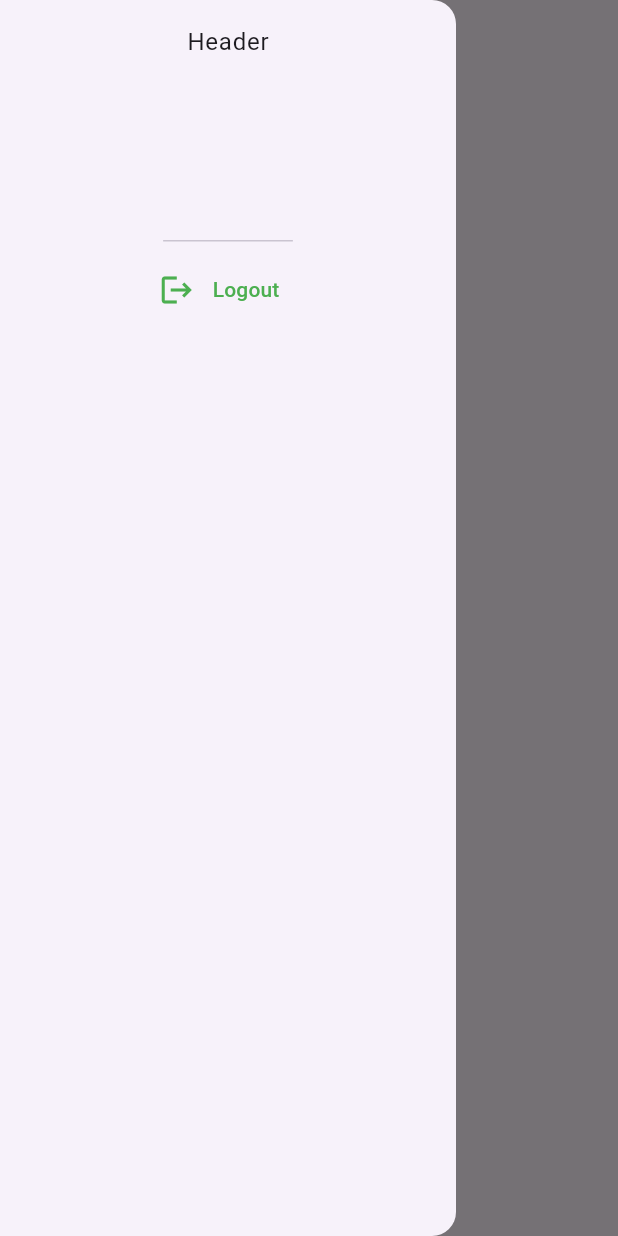
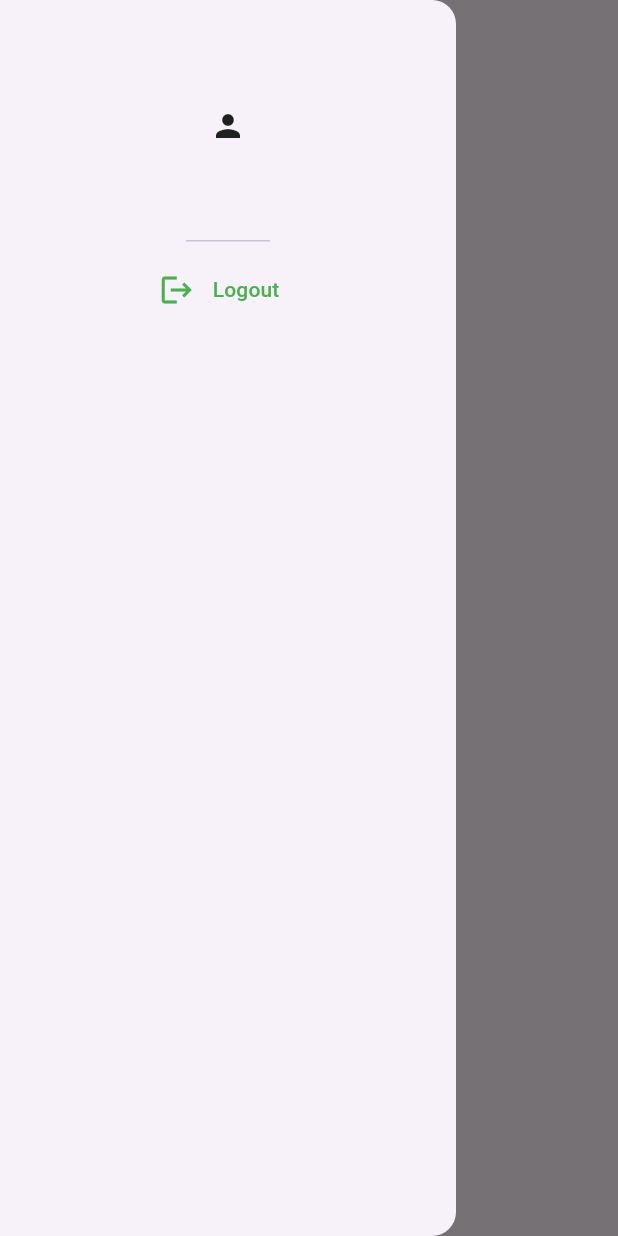
Before and after one commit to Jaydeepsinh-Devda/dio_api_calling, a Flutter app: the HomeScreen screen opened directly, with the side drawer open, on a phone screen of 412 x 824 dp. Run offline on Flutter 3.47's test engine with Material 3 defaults, Android fonts, the phone set to English and light mode, and no system bars; our stand-ins replace bloc, dio, equatable, flutter_bloc, freezed_annotation, get_it and 2 more; accounts and stored records are empty; generated files the repository leaves out were written again; network calls fail.

Commit message:
all done

```diff
--- a/lib/models/user_model.dart
+++ b/lib/models/user_model.dart
@@ -23,8 +23,8 @@ class Datum with _$Datum {
   const factory Datum({
     required int id,
     required String email,
-    required String? firstName,
-    required String? lastName,
+    @JsonKey(name: 'first_name') required String? firstName,
+    @JsonKey(name: 'last_name') required String? lastName,
     required String avatar,
   }) = _Datum;
 
--- a/lib/view/home/bloc/home_event.dart
+++ b/lib/view/home/bloc/home_event.dart
@@ -12,7 +12,9 @@ class GetUsersListEvent extends HomeEvent {}
 class GetPostByUserID extends HomeEvent {
   final int userId;
 
-  const GetPostByUserID({required this.userId});
+  const GetPostByUserID({
+    required this.userId,
+  });
 
   @override
   List<Object?> get props => [userId];
--- a/lib/view/home/bloc/home_state.dart
+++ b/lib/view/home/bloc/home_state.dart
@@ -15,7 +15,9 @@ class HomeLoadingState extends HomeState {}
 class OnUsersListLoadedState extends HomeState {
   final List<Datum> list;
 
-  const OnUsersListLoadedState({required this.list});
+  const OnUsersListLoadedState({
+    required this.list,
+  });
 
   @override
   List<Object?> get props => [list, identityHashCode(this)];
@@ -24,7 +26,9 @@ class OnUsersListLoadedState extends HomeState {
 class OnUsersListErrorState extends HomeState {
   final String message;
 
-  const OnUsersListErrorState({required this.message});
+  const OnUsersListErrorState({
+    required this.message,
+  });
 
   @override
   List<Object?> get props => [message, identityHashCode(this)];
--- a/lib/view/home/screen/home_page.dart
+++ b/lib/view/home/screen/home_page.dart
@@ -10,7 +10,7 @@ class HomePage extends StatelessWidget {
 
   @override
   Widget build(BuildContext context) {
-    return BlocProvider(
+    return BlocProvider<HomeBloc>(
       create: (context) => serviceLocator<HomeBloc>(),
       child: const HomeScreen(),
     );
--- a/lib/view/home/screen/home_screen.dart
+++ b/lib/view/home/screen/home_screen.dart
@@ -72,7 +72,7 @@ class _HomeScreenState extends State<HomeScreen> {
       );
 
   Widget _drawerHeader() => const DrawerHeader(
-        child: Text("Header"),
+        child: Icon(Icons.person),
       );
 
   Widget _logoutIcon() => const Icon(
@@ -112,7 +112,7 @@ class _HomeScreenState extends State<HomeScreen> {
         },
       );
 
-  Widget _usersEmailId(int index) => Text(_list[index].email.toString());
+  Widget _usersEmailId(int index) => Text(_list[index].firstName.toString());
 
   Widget _circularProfileImage(int index) => CircleAvatar(
         backgroundImage: NetworkImage(_list[index].avatar),
--- a/lib/view/login/bloc/login_event.dart
+++ b/lib/view/login/bloc/login_event.dart
@@ -11,7 +11,10 @@ class LoginButtonClickedEvent extends LoginEvent {
   final String email;
   final String password;
 
-  const LoginButtonClickedEvent({required this.email, required this.password});
+  const LoginButtonClickedEvent({
+    required this.email,
+    required this.password,
+  });
 
   @override
   List<Object?> get props => [email, password];
--- a/lib/view/login/screen/login_page.dart
+++ b/lib/view/login/screen/login_page.dart
@@ -12,7 +12,7 @@ class LoginPage extends StatelessWidget {
   Widget build(BuildContext context) {
     return GestureDetector(
       onTap: () => FocusManager.instance.primaryFocus?.unfocus(),
-      child: BlocProvider(
+      child: BlocProvider<LoginBloc>(
         create: (context) => serviceLocator<LoginBloc>(),
         child: const LoginScreen(),
       ),
```
Also changed, not shown: lib/view/login/bloc/login_state.dart (+6 -2 lines), lib/view/login/screen/login_screen.dart (+15 -12 lines), lib/models/user_model.freezed.dart, lib/models/user_model.g.dart.
